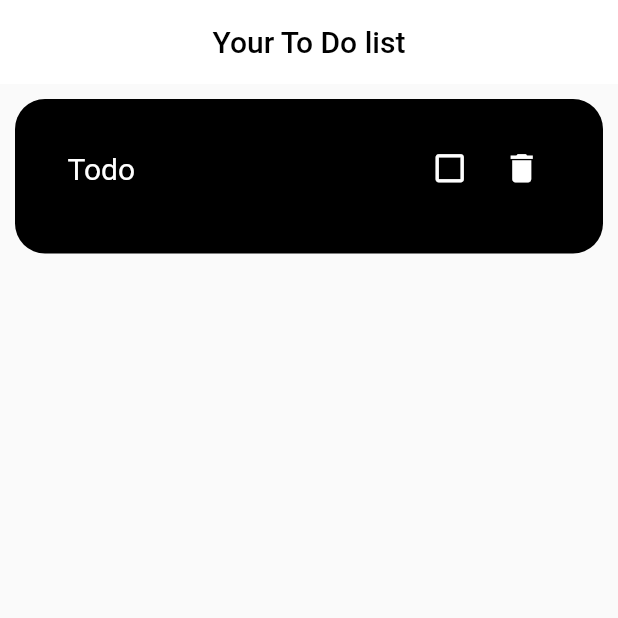
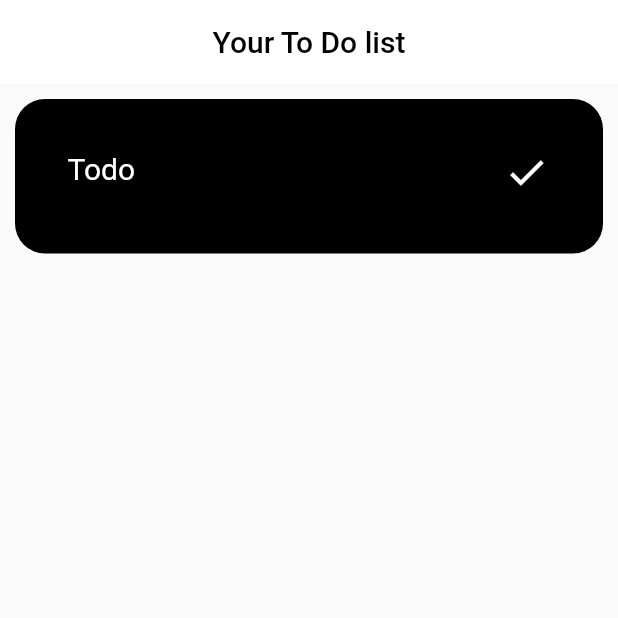
Before and after one commit to RuanEmanuell/alarme, a Flutter app: the CreateScreen screen opened directly, after a tap on the "check" icon, on a phone screen of 412 x 824 dp, the top half of it. Run offline on Flutter 3.47's test engine with Material 2 defaults, Android fonts, the phone set to English and light mode, and no system bars.

Commit message:
finishing code

```diff
--- a/lib/controller/controller.dart
+++ b/lib/controller/controller.dart
@@ -1,17 +1,14 @@
 import 'package:flutter/material.dart';
 
 class Controller extends ChangeNotifier {
-
   var removeIndex;
 
-  Controller({
-     this.removeIndex
-  });
+  Controller({this.removeIndex});
 
   String todoName = "Todo";
-  bool checkedTodo=false;
+  bool checkedTodo = false;
 
-  var _todos = [];
+  final _todos = [];
 
   get todos => _todos;
 
@@ -20,12 +17,7 @@ class Controller extends ChangeNotifier {
     notifyListeners();
   }
 
-  checkTodo(){
-    checkedTodo=!checkedTodo;
-    notifyListeners();
-  }
-
-  removeTodo(index){
+  removeTodo(index) {
     todos.removeAt(removeIndex);
     notifyListeners();
   }
--- a/lib/screens/create.dart
+++ b/lib/screens/create.dart
@@ -29,7 +29,7 @@ class _CreateScreen extends State<CreateScreen> {
             decoration: BoxDecoration(color: Colors.black, borderRadius: BorderRadius.circular(20)),
             child: ListView(children: [
               Container(
-                  margin: EdgeInsets.only(top: 50),
+                  margin: const EdgeInsets.only(top: 50),
                   child: Column(children: [
                     const Text("To Do name:", style: TextStyle(color: Colors.white, fontSize: 40)),
                     Container(
--- a/lib/screens/home.dart
+++ b/lib/screens/home.dart
@@ -44,24 +44,15 @@ class HomeScreen extends StatelessWidget {
                                 ]),
                               ),
                               Container(
-                                margin:EdgeInsets.only(left:screenWidth/1.55, top:22),
-                                  child: Row(
-                                children: [
-                                  IconButton(
-                                      icon: Icon(Provider.of<Controller>(context, listen: false).checkedTodo ? Icons.check_box : Icons.check_box_outline_blank,
-                                          color: Colors.white, size: 25),
-                                      onPressed: () {
-                                        Provider.of<Controller>(context, listen: false).checkTodo();
-                                      }),
-                                  IconButton(
-                                      icon: const Icon(Icons.delete, color: Colors.white, size: 25),
+                                  margin: EdgeInsets.only(left: screenWidth / 1.3, top: 25),
+                                  child: IconButton(
+                                      icon: const Icon(Icons.check, color: Colors.white, size: 30),
                                       onPressed: () {
                                         Provider.of<Controller>(context, listen: false).removeTodo(
-                                          value.removeIndex=value.todos.length>0?value.todos.indexOf([index])+1:value.todos.indexOf([index])
-                                        );
-                                      }),
-                                ],
-                              ))
+                                            value.removeIndex = value.todos.length > 0
+                                                ? value.todos.indexOf([index]) + 1
+                                                : value.todos.indexOf([index]));
+                                      }))
                             ]))
                       ]);
                     }),
```
